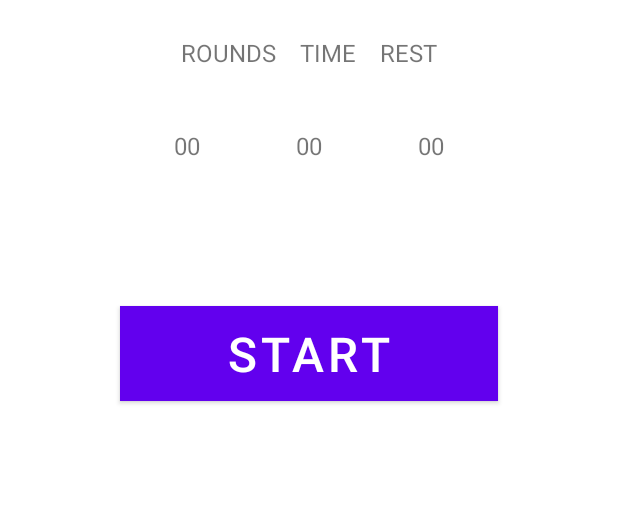
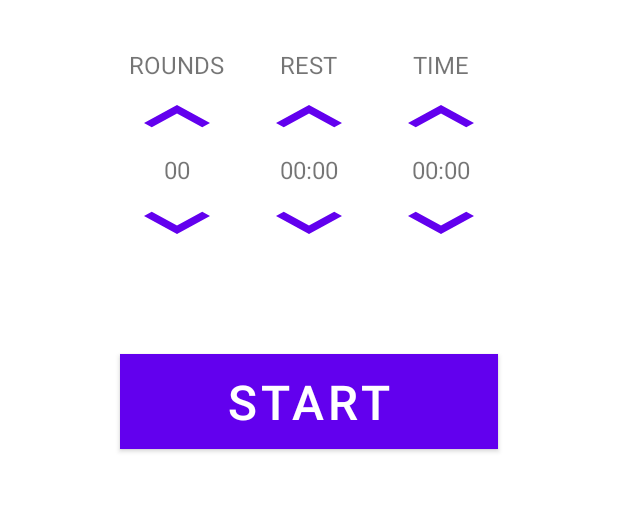
Before and after one commit to FiGo123/SparTime, an Android app: the screen it shows after launch (MainActivity), on a phone screen of 412 x 824 dp, the part 205-717 px from its top. Run offline under Robolectric (Android 15) with nearby library versions, the phone set to English and light mode, and no system bars.

Commit message:
Add buttons, drawables and redesign fragment

```diff
--- /dev/null
+++ b/app/src/main/res/drawable/ic_baseline_keyboard_arrow_down_24.xml
@@ -0,0 +1,10 @@
+<vector xmlns:android="http://schemas.android.com/apk/res/android"
+    android:width="24dp"
+    android:height="24dp"
+    android:viewportWidth="24"
+    android:viewportHeight="24"
+    android:tint="?attr/colorControlNormal">
+  <path
+      android:fillColor="@android:color/white"
+      android:pathData="M7.41,8.59L12,13.17l4.59,-4.58L18,10l-6,6 -6,-6 1.41,-1.41z"/>
+</vector>
--- /dev/null
+++ b/app/src/main/res/drawable/ic_baseline_keyboard_arrow_up_24.xml
@@ -0,0 +1,10 @@
+<vector xmlns:android="http://schemas.android.com/apk/res/android"
+    android:width="24dp"
+    android:height="24dp"
+    android:viewportWidth="24"
+    android:viewportHeight="24"
+    android:tint="?attr/colorControlNormal">
+  <path
+      android:fillColor="@android:color/white"
+      android:pathData="M7.41,15.41L12,10.83l4.59,4.58L18,14l-6,-6 -6,6z"/>
+</vector>
--- a/app/src/main/res/layout/main_fragment.xml
+++ b/app/src/main/res/layout/main_fragment.xml
@@ -15,70 +15,125 @@
         android:textSize="48dp"
         android:gravity="center_horizontal"/>
 
+
+
+
+
+
+
+
     <LinearLayout
+        android:id="@+id/counter"
         android:layout_width="match_parent"
-        android:id="@+id/section_text"
         android:layout_height="wrap_content"
+        app:layout_constraintTop_toBottomOf="@+id/header_title"
         app:layout_constraintStart_toStartOf="parent"
         app:layout_constraintEnd_toEndOf="parent"
-        app:layout_constraintTop_toBottomOf="@id/header_title"
         android:orientation="horizontal"
         android:gravity="center_horizontal"
-        android:layout_marginTop="16dp"
+        android:layout_marginTop="32dp"
         >
+        <LinearLayout
+            android:layout_width="wrap_content"
+            android:layout_height="wrap_content"
+            android:orientation="vertical">
             <TextView
                 android:layout_width="wrap_content"
                 android:layout_height="wrap_content"
                 android:text="ROUNDS"
                 android:textSize="16dp"
-            android:layout_margin="8dp"
+                android:layout_gravity="start"
+                android:layout_marginStart="12dp"
+
                 />
-        <TextView
+            <Button
                 android:layout_width="wrap_content"
                 android:layout_height="wrap_content"
-            android:text="TIME"
-            android:textSize="16dp"
-            android:layout_margin="8dp"/>
-        <TextView
-            android:layout_width="wrap_content"
-            android:layout_height="wrap_content"
-            android:text="REST"
-            android:textSize="16dp"
-            android:layout_margin="8dp"/>
-
-    </LinearLayout>
-    <LinearLayout
-        android:id="@+id/counter"
-        android:layout_width="match_parent"
-        android:layout_height="wrap_content"
-        app:layout_constraintTop_toBottomOf="@id/section_text"
-        app:layout_constraintStart_toStartOf="parent"
-        app:layout_constraintEnd_toEndOf="parent"
-        android:orientation="horizontal"
-        android:gravity="center_horizontal"
-
-        >
-        <TextView
-            android:layout_width="wrap_content"
-            android:layout_height="wrap_content"
-            android:text="00"
-            android:textSize="16dp"
-            android:layout_margin="32dp"
+                android:layout_gravity="start"
+                android:background="@drawable/ic_baseline_keyboard_arrow_up_24"
                 />
             <TextView
                 android:layout_width="wrap_content"
                 android:layout_height="wrap_content"
                 android:text="00"
                 android:textSize="16dp"
-            android:layout_margin="32dp"
+                android:layout_gravity="center_horizontal"
+                />
+            <Button
+                android:layout_width="wrap_content"
+                android:layout_height="wrap_content"
+                android:background="@drawable/ic_baseline_keyboard_arrow_down_24"
+                android:layout_gravity="start"
+                />
+        </LinearLayout>
+
+        <LinearLayout
+            android:layout_width="wrap_content"
+            android:layout_height="wrap_content"
+            android:orientation="vertical">
+            <TextView
+                android:layout_width="wrap_content"
+                android:layout_height="wrap_content"
+                android:text="REST"
+                android:textSize="16dp"
+                android:layout_gravity="center_horizontal"
+                />
+
+
+            <Button
+                android:layout_width="wrap_content"
+                android:layout_height="wrap_content"
+                android:background="@drawable/ic_baseline_keyboard_arrow_up_24"
+                android:layout_gravity="start"
                 />
             <TextView
                 android:layout_width="wrap_content"
                 android:layout_height="wrap_content"
-            android:text="00"
+                android:text="00:00"
                 android:textSize="16dp"
-            android:layout_margin="32dp"
+                android:layout_gravity="center_horizontal"
                 />
+            <Button
+                android:layout_width="wrap_content"
+                android:layout_height="wrap_content"
+                android:background="@drawable/ic_baseline_keyboard_arrow_down_24"
+                android:layout_gravity="start"
+                />
+        </LinearLayout>
+
+        <LinearLayout
+            android:layout_width="wrap_content"
+            android:layout_height="wrap_content"
+            android:orientation="vertical">
+
+            <TextView
+                android:layout_width="wrap_content"
+                android:layout_height="wrap_content"
+                android:text="TIME"
+                android:textSize="16dp"
+                android:layout_gravity="center_horizontal"
+                />
+
+            <Button
+                android:layout_width="wrap_content"
+                android:layout_height="wrap_content"
+                android:background="@drawable/ic_baseline_keyboard_arrow_up_24"
+                android:layout_gravity="start"
+                />
+            <TextView
+                android:layout_width="wrap_content"
+                android:layout_height="wrap_content"
+                android:text="00:00"
+                android:textSize="16dp"
+                android:layout_gravity="center_horizontal"
+                />
+            <Button
+                android:layout_width="wrap_content"
+                android:layout_height="wrap_content"
+                android:background="@drawable/ic_baseline_keyboard_arrow_down_24"
+                android:layout_gravity="start"
+                />
+        </LinearLayout>
     </LinearLayout>
     <Button
         android:layout_width="match_parent"
```
Lines whose indentation alone changed are shown as unchanged.
